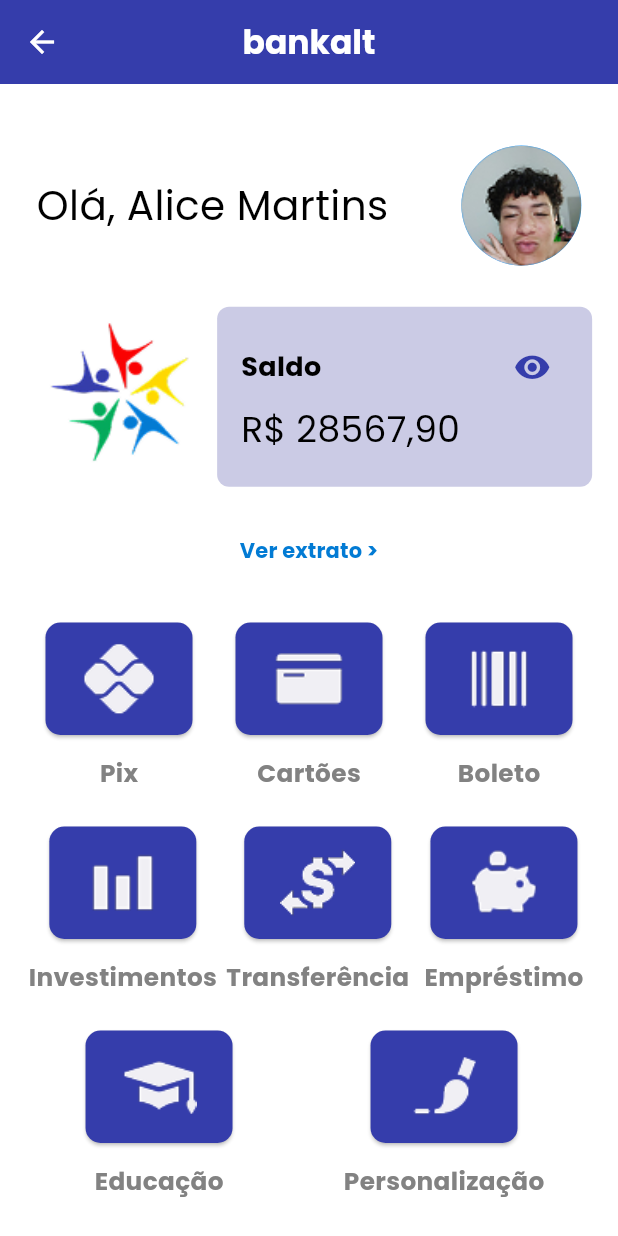
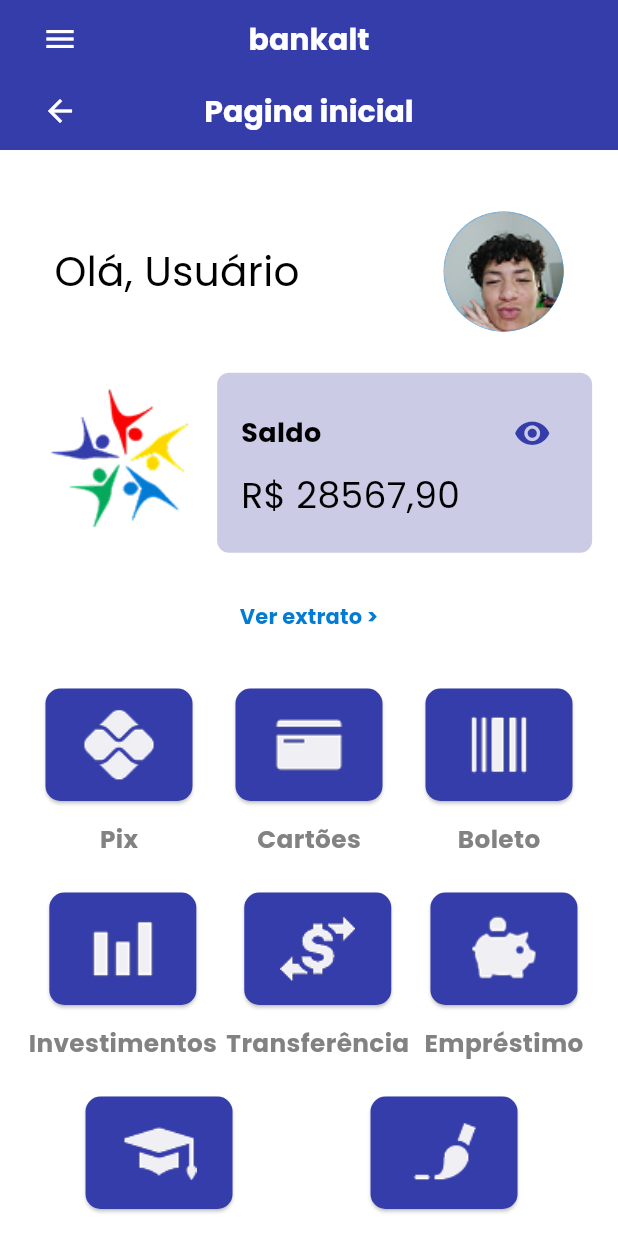
Before and after one commit to BankaltOficial/Mobile, a Flutter app: the InicialScreen screen opened directly, on a phone screen of 412 x 824 dp. Run offline on Flutter 3.47's test engine with Material 3 defaults, Android fonts, the phone set to English and light mode, and no system bars; our stand-ins replace flutter_colorpicker, mask_text_input_formatter, shared_preferences; accounts and stored records are empty.

Commit message:
atualizacoes nas cores

```diff
--- a/lib/Usuario.dart
+++ b/lib/Usuario.dart
@@ -47,7 +47,7 @@
       '12.345.678-9',
       formatarData(DateTime(1995, 4, 10)),
       '(11) 91234-5678',
-      'senhaSegura123',
+      '123',
     ),
     Usuario(
       'Bruno Silva',
--- a/lib/inicialScreen.dart
+++ b/lib/inicialScreen.dart
@@ -9,7 +9,6 @@
 import 'package:flutter_application_1/SplashScreen.dart';
 import 'WelcomeScreen.dart';
 import 'package:flutter_application_1/colors.dart';
-import 'package:flutter_application_1/colors_service.dart';
 import 'package:flutter_application_1/colors_provider.dart';
 import 'package:flutter_application_1/Usuario.dart';
 import 'package:flutter_application_1/Sessao.dart';
@@ -33,33 +32,159 @@
 Color mainGreen = AppColors.tertiary;
 double saldo = 28567.90;
 String txtSaldo = saldo.toStringAsFixed(2).replaceAll('.', ',');
-Usuario? usuario = Sessao.getUsuario() ?? null;
-String nome = usuario?.nome;
-String cpf = usuario?.cpf;
+Usuario usuario = Sessao.getUsuario() ?? Usuario('Usuário','CPF não encontrado', '', '', '', '', '');
+String nome = usuario.nome;
+String cpf = usuario.cpf;
 Icon iconVisibility = Icon(Icons.visibility);
 
 class _InicialScreenState extends State<InicialScreen> {
+  final GlobalKey<ScaffoldState> _scaffoldKey = GlobalKey<ScaffoldState>();
+
   @override
   Widget build(BuildContext context) {
     final colors = Provider.of<ColorProvider>(context);
 
     return Scaffold(
+        key: _scaffoldKey,
         appBar: AppBar(
-          leading: IconButton(
+          toolbarHeight: 100,
+          backgroundColor: mainPurple,
+          elevation: 0,
+          automaticallyImplyLeading: false,
+          title: Column(
+            children: [
+              Row(
+                children: [
+                  IconButton(
+                    icon: Icon(Icons.menu, color: mainWhite),
+                    onPressed: () {
+                      _scaffoldKey.currentState?.openDrawer();
+                    },
+                  ),
+                  Expanded(
+                    child: Center(
+                      child: Text(
+                        'bankalt',
+                        style: TextStyle(
+                          color: mainWhite,
+                          fontWeight: FontWeight.bold,
+                          fontSize: 20,
+                        ),
+                      ),
+                    ),
+                  ),
+                  SizedBox(width: 48),
+                ],
+              ),
+              Row(
+                children: [
+                  IconButton(
                     icon: Icon(Icons.arrow_back, color: mainWhite),
                     onPressed: () {
                       Navigator.pushReplacement(
                         context,
-                MaterialPageRoute(builder: (context) => const WelcomeScreen()),
+                        MaterialPageRoute(
+                            builder: (context) => const WelcomeScreen()),
                       );
                     },
                   ),
-          title: Text(
-            'bankalt',
-            style: TextStyle(color: mainWhite, fontWeight: FontWeight.bold),
+                  Expanded(
+                    child: Center(
+                      child: Text(
+                        'Pagina inicial',
+                        style: TextStyle(
+                          color: mainWhite,
+                          fontWeight: FontWeight.bold,
+                          fontSize: 20,
                         ),
-          backgroundColor: colors.main,
-          centerTitle: true,
+                      ),
+                    ),
+                  ),
+                  SizedBox(width: 48),
+                ],
+              ),
+            ],
+          ),
+        ),
+        drawer: Drawer(
+          child: ListView(
+            padding: EdgeInsets.zero,
+            children: <Widget>[
+              DrawerHeader(
+                decoration: BoxDecoration(
+                  color: colors.main,
+                ),
+                child: Text(
+                  'Menu',
+                  style: TextStyle(
+                    color: mainWhite,
+                    fontSize: 24,
+                  ),
+                ),
+              ),
+              ListTile(
+                leading: Icon(Icons.home_filled),
+                title: Text('Página inicial'),
+                onTap: () {
+                  Navigator.pushReplacement(
+                    context,
+                    MaterialPageRoute(
+                        builder: (context) => const InicialScreen()),
+                  );
+                },
+              ),
+              ListTile(
+                leading: Image.asset("assets/icons/pixColorido.png",
+                    width: 20, height: 20),
+                title: Text('PIX'),
+                onTap: () {
+                  Navigator.pushReplacement(
+                    context,
+                    MaterialPageRoute(builder: (context) => const PixScreen()),
+                  );
+                },
+              ),
+              ListTile(
+                leading: Icon(Icons.bar_chart),
+                title: Text('Investimentos'),
+                onTap: () {
+                  Navigator.pushReplacement(
+                    context,
+                    MaterialPageRoute(
+                        builder: (context) => const InvestimentoScreen()),
+                  );
+                },
+              ),
+              ListTile(
+                leading: Image.asset("assets/icons/cartoesColorido.png",
+                    height: 30, width: 30),
+                title: Text('Cartões'),
+                onTap: () {
+                  Navigator.pushReplacement(
+                    context,
+                    MaterialPageRoute(
+                        builder: (context) => const CardsScreen()),
+                  );
+                },
+              ),
+              Divider(
+                color: Colors.grey,
+                height: 1,
+                thickness: 1,
+              ),
+              ListTile(
+                leading: Icon(Icons.settings),
+                title: Text('Configurações'),
+                onTap: () {
+                  Navigator.pushReplacement(
+                    context,
+                    MaterialPageRoute(
+                        builder: (context) => const CardsScreen()),
+                  );
+                },
+              ),
+            ],
+          ),
         ),
         body: ListView(children: [
           Padding(
@@ -269,7 +394,7 @@
                                                 const InvestimentoScreen()));
                                   },
                                   style: ElevatedButton.styleFrom(
-                                      backgroundColor: mainPurple,
+                                      backgroundColor: colors.main,
                                       shape: RoundedRectangleBorder(
                                           borderRadius:
                                               BorderRadius.circular(10))),
--- a/lib/main.dart
+++ b/lib/main.dart
@@ -14,7 +14,6 @@
 import 'package:flutter_application_1/colors_provider.dart';
 import 'package:flutter_application_1/colors_service.dart';
 import 'package:flutter_application_1/inicialScreen.dart';
-import 'package:flutter_application_1/splashScreen.dart';
 import 'package:provider/provider.dart';
 
 void main() async {
@@ -53,7 +52,7 @@
               foregroundColor: Colors.white,
             ),
           ),
-          home: FormScreen(),
+          home: InicialScreen(),
         );
       },
     );
```
Also changed, not shown: lib/InvestimentoScreen.dart (+13 -3 lines). Lines whose indentation alone changed are shown as unchanged.
